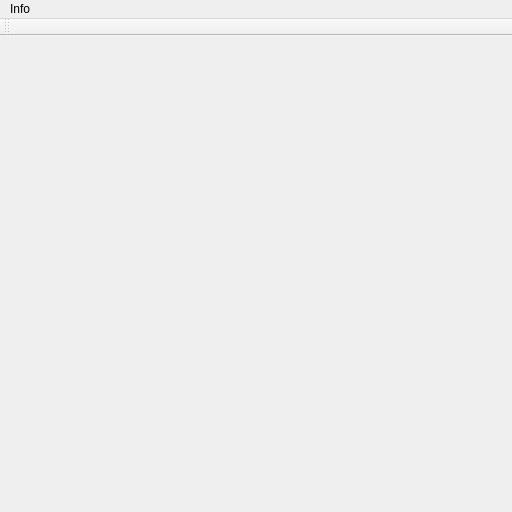
First picture: the form in forms/mainwindow.ui, repository Grandduchy/8080, before the edit.
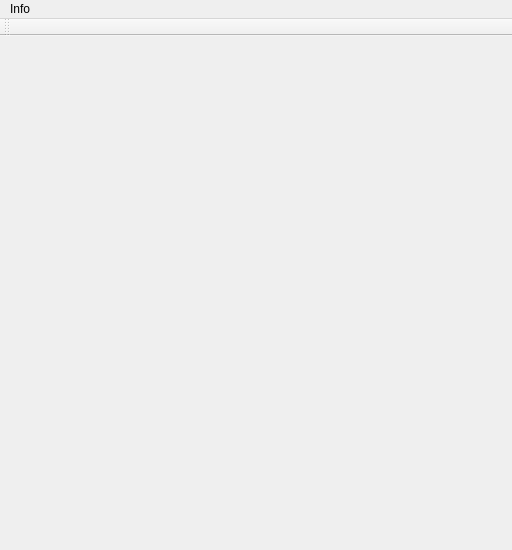
Second picture: the form after the edit.

Commit message: credits can be seen

Diff of the .ui file:
```diff
--- a/forms/mainwindow.ui
+++ b/forms/mainwindow.ui
@@ -7,13 +7,13 @@
     <x>0</x>
     <y>0</y>
     <width>512</width>
-    <height>512</height>
+    <height>550</height>
    </rect>
   </property>
   <property name="minimumSize">
    <size>
     <width>512</width>
-    <height>512</height>
+    <height>550</height>
    </size>
   </property>
   <property name="maximumSize">
```
